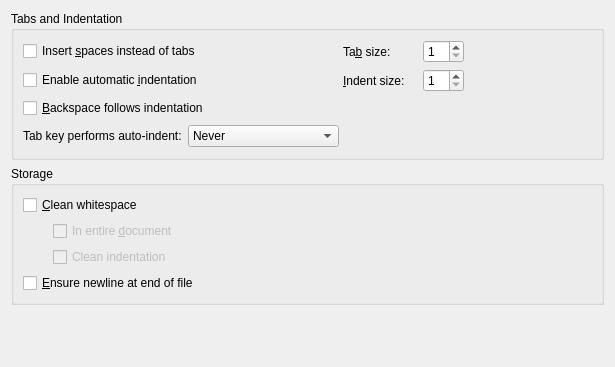
Before: the Qt Designer form src/plugins/texteditor/behaviorsettingspage.ui in qt-creator/qt-creator, drawn with Qt 5.
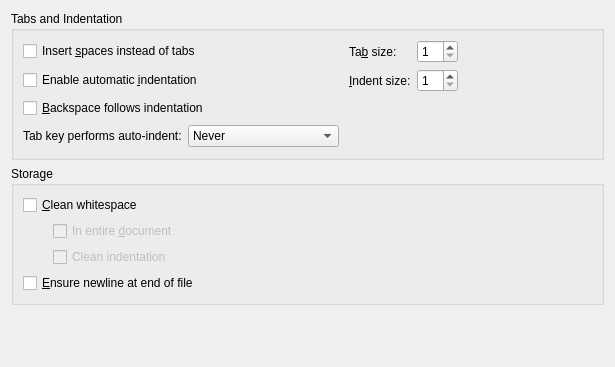
After: the same form once the commit is applied.

Commit message: Making sure that tabSize and indentSize spinboxes stay attached to their label. Less layout involved.

Diff of the .ui file:
```diff
--- a/src/plugins/texteditor/behaviorsettingspage.ui
+++ b/src/plugins/texteditor/behaviorsettingspage.ui
@@ -10,8 +10,181 @@
     <height>367</height>
    </rect>
   </property>
-  <layout class="QGridLayout" name="gridLayout_3">
-   <item row="1" column="0">
+  <layout class="QVBoxLayout" name="verticalLayout_2">
+   <item>
+    <widget class="QGroupBox" name="groupBoxTabAndIndentSettings">
+     <property name="title">
+      <string>Tabs and Indentation</string>
+     </property>
+     <layout class="QVBoxLayout" name="verticalLayout">
+      <item>
+       <layout class="QGridLayout" name="gridLayout">
+        <item row="0" column="0">
+         <widget class="QCheckBox" name="insertSpaces">
+          <property name="text">
+           <string>Insert &amp;spaces instead of tabs</string>
+          </property>
+         </widget>
+        </item>
+        <item row="1" column="0">
+         <widget class="QCheckBox" name="autoIndent">
+          <property name="text">
+           <string>Enable automatic &amp;indentation</string>
+          </property>
+         </widget>
+        </item>
+        <item row="2" column="0">
+         <widget class="QCheckBox" name="smartBackspace">
+          <property name="toolTip">
+           <string>Backspace will go back one indentation level instead of one space.</string>
+          </property>
+          <property name="text">
+           <string>&amp;Backspace follows indentation</string>
+          </property>
+         </widget>
+        </item>
+        <item row="0" column="2">
+         <widget class="QLabel" name="labelTabSize">
+          <property name="sizePolicy">
+           <sizepolicy hsizetype="Maximum" vsizetype="Preferred">
+            <horstretch>0</horstretch>
+            <verstretch>0</verstretch>
+           </sizepolicy>
+          </property>
+          <property name="text">
+           <string>Ta&amp;b size:</string>
+          </property>
+          <property name="buddy">
+           <cstring>tabSize</cstring>
+          </property>
+         </widget>
+        </item>
+        <item row="0" column="3">
+         <widget class="QSpinBox" name="tabSize">
+          <property name="sizePolicy">
+           <sizepolicy hsizetype="Maximum" vsizetype="Fixed">
+            <horstretch>0</horstretch>
+            <verstretch>0</verstretch>
+           </sizepolicy>
+          </property>
+          <property name="minimum">
+           <number>1</number>
+          </property>
+          <property name="maximum">
+           <number>20</number>
+          </property>
+         </widget>
+        </item>
+        <item row="1" column="2">
+         <widget class="QLabel" name="labelIndentSize">
+          <property name="sizePolicy">
+           <sizepolicy hsizetype="Maximum" vsizetype="Preferred">
+            <horstretch>0</horstretch>
+            <verstretch>0</verstretch>
+           </sizepolicy>
+          </property>
+          <property name="text">
+           <string>&amp;Indent size:</string>
+          </property>
+          <property name="buddy">
+           <cstring>indentSize</cstring>
+          </property>
+         </widget>
+        </item>
+        <item row="1" column="3">
+         <widget class="QSpinBox" name="indentSize">
+          <property name="sizePolicy">
+           <sizepolicy hsizetype="Maximum" vsizetype="Fixed">
+            <horstretch>0</horstretch>
+            <verstretch>0</verstretch>
+           </sizepolicy>
+          </property>
+          <property name="minimum">
+           <number>1</number>
+          </property>
+          <property name="maximum">
+           <number>20</number>
+          </property>
+         </widget>
+        </item>
+        <item row="0" column="1" rowspan="3">
+         <spacer name="horizontalSpacer">
+          <property name="orientation">
+           <enum>Qt::Horizontal</enum>
+          </property>
+          <property name="sizeHint" stdset="0">
+           <size>
+            <width>40</width>
+            <height>20</height>
+           </size>
+          </property>
+         </spacer>
+        </item>
+        <item row="0" column="4" rowspan="3">
+         <spacer name="horizontalSpacer_3">
+          <property name="orientation">
+           <enum>Qt::Horizontal</enum>
+          </property>
+          <property name="sizeHint" stdset="0">
+           <size>
+            <width>40</width>
+            <height>20</height>
+           </size>
+          </property>
+         </spacer>
+        </item>
+       </layout>
+      </item>
+      <item>
+       <layout class="QHBoxLayout" name="horizontalLayout">
+        <item>
+         <widget class="QLabel" name="label">
+          <property name="text">
+           <string>Tab key performs auto-indent:</string>
+          </property>
+         </widget>
+        </item>
+        <item>
+         <widget class="QComboBox" name="tabKeyBehavior">
+          <item>
+           <property name="text">
+            <string>Never</string>
+           </property>
+          </item>
+          <item>
+           <property name="text">
+            <string>Always</string>
+           </property>
+          </item>
+          <item>
+           <property name="text">
+            <string>In leading white space</string>
+           </property>
+          </item>
+         </widget>
+        </item>
+        <item>
+         <spacer name="horizontalSpacer_6">
+          <property name="orientation">
+           <enum>Qt::Horizontal</enum>
+          </property>
+          <property name="sizeType">
+           <enum>QSizePolicy::Expanding</enum>
+          </property>
+          <property name="sizeHint" stdset="0">
+           <size>
+            <width>31</width>
+            <height>24</height>
+           </size>
+          </property>
+         </spacer>
+        </item>
+       </layout>
+      </item>
+     </layout>
+    </widget>
+   </item>
+   <item>
     <widget class="QGroupBox" name="groupBoxStorageSettings">
      <property name="title">
       <string>Storage</string>
@@ -103,7 +276,7 @@
      </layout>
     </widget>
    </item>
-   <item row="2" column="0">
+   <item>
     <spacer name="verticalSpacer">
      <property name="orientation">
       <enum>Qt::Vertical</enum>
@@ -116,212 +289,6 @@
      </property>
     </spacer>
    </item>
-   <item row="0" column="0">
-    <widget class="QGroupBox" name="groupBoxTabAndIndentSettings">
-     <property name="title">
-      <string>Tabs and Indentation</string>
-     </property>
-     <layout class="QGridLayout" name="gridLayout">
-      <item row="0" column="0">
-       <widget class="QCheckBox" name="insertSpaces">
-        <property name="text">
-         <string>Insert &amp;spaces instead of tabs</string>
-        </property>
-       </widget>
-      </item>
-      <item row="0" column="1">
-       <spacer name="horizontalSpacer_5">
-        <property name="orientation">
-         <enum>Qt::Horizontal</enum>
-        </property>
-        <property name="sizeType">
-         <enum>QSizePolicy::Expanding</enum>
-        </property>
-        <property name="sizeHint" stdset="0">
-         <size>
-          <width>0</width>
-          <height>10</height>
-         </size>
-        </property>
-       </spacer>
-      </item>
-      <item row="0" column="2">
-       <layout class="QHBoxLayout" name="horizontalLayout_3">
-        <item>
-         <widget class="QLabel" name="labelTabSize">
-          <property name="sizePolicy">
-           <sizepolicy hsizetype="Maximum" vsizetype="Preferred">
-            <horstretch>0</horstretch>
-            <verstretch>0</verstretch>
-           </sizepolicy>
-          </property>
-          <property name="text">
-           <string>Ta&amp;b size:</string>
-          </property>
-          <property name="buddy">
-           <cstring>tabSize</cstring>
-          </property>
-         </widget>
-        </item>
-        <item>
-         <spacer name="horizontalSpacer_3">
-          <property name="orientation">
-           <enum>Qt::Horizontal</enum>
-          </property>
-          <property name="sizeHint" stdset="0">
-           <size>
-            <width>5</width>
-            <height>5</height>
-           </size>
-          </property>
-         </spacer>
-        </item>
-        <item>
-         <widget class="QSpinBox" name="tabSize">
-          <property name="sizePolicy">
-           <sizepolicy hsizetype="Maximum" vsizetype="Fixed">
-            <horstretch>0</horstretch>
-            <verstretch>0</verstretch>
-           </sizepolicy>
-          </property>
-          <property name="minimum">
-           <number>1</number>
-          </property>
-          <property name="maximum">
-           <number>20</number>
-          </property>
-         </widget>
-        </item>
-       </layout>
-      </item>
-      <item row="0" column="3">
-       <spacer name="horizontalSpacer">
-        <property name="orientation">
-         <enum>Qt::Horizontal</enum>
-        </property>
-        <property name="sizeHint" stdset="0">
-         <size>
-          <width>0</width>
-          <height>10</height>
-         </size>
-        </property>
-       </spacer>
-      </item>
-      <item row="1" column="0">
-       <widget class="QCheckBox" name="autoIndent">
-        <property name="text">
-         <string>Enable automatic &amp;indentation</string>
-        </property>
-       </widget>
-      </item>
-      <item row="1" column="2">
-       <layout class="QHBoxLayout" name="horizontalLayout_4">
-        <item>
-         <widget class="QLabel" name="labelIndentSize">
-          <property name="sizePolicy">
-           <sizepolicy hsizetype="Maximum" vsizetype="Preferred">
-            <horstretch>0</horstretch>
-            <verstretch>0</verstretch>
-           </sizepolicy>
-          </property>
-          <property name="text">
-           <string>&amp;Indent size:</string>
-          </property>
-          <property name="buddy">
-           <cstring>indentSize</cstring>
-          </property>
-         </widget>
-        </item>
-        <item>
-         <spacer name="horizontalSpacer_4">
-          <property name="orientation">
-           <enum>Qt::Horizontal</enum>
-          </property>
-          <property name="sizeHint" stdset="0">
-           <size>
-            <width>5</width>
-            <height>5</height>
-           </size>
-          </property>
-         </spacer>
-        </item>
-        <item>
-         <widget class="QSpinBox" name="indentSize">
-          <property name="sizePolicy">
-           <sizepolicy hsizetype="Maximum" vsizetype="Fixed">
-            <horstretch>0</horstretch>
-            <verstretch>0</verstretch>
-           </sizepolicy>
-          </property>
-          <property name="minimum">
-           <number>1</number>
-          </property>
-          <property name="maximum">
-           <number>20</number>
-          </property>
-         </widget>
-        </item>
-       </layout>
-      </item>
-      <item row="2" column="0">
-       <widget class="QCheckBox" name="smartBackspace">
-        <property name="toolTip">
-         <string>Backspace will go back one indentation level instead of one space.</string>
-        </property>
-        <property name="text">
-         <string>&amp;Backspace follows indentation</string>
-        </property>
-       </widget>
-      </item>
-      <item row="3" column="0" colspan="4">
-       <layout class="QHBoxLayout" name="horizontalLayout">
-        <item>
-         <widget class="QLabel" name="label">
-          <property name="text">
-           <string>Tab key performs auto-indent:</string>
-          </property>
-         </widget>
-        </item>
-        <item>
-         <widget class="QComboBox" name="tabKeyBehavior">
-          <item>
-           <property name="text">
-            <string>Never</string>
-           </property>
-          </item>
-          <item>
-           <property name="text">
-            <string>Always</string>
-           </property>
-          </item>
-          <item>
-           <property name="text">
-            <string>In leading white space</string>
-           </property>
-          </item>
-         </widget>
-        </item>
-        <item>
-         <spacer name="horizontalSpacer_6">
-          <property name="orientation">
-           <enum>Qt::Horizontal</enum>
-          </property>
-          <property name="sizeType">
-           <enum>QSizePolicy::Expanding</enum>
-          </property>
-          <property name="sizeHint" stdset="0">
-           <size>
-            <width>31</width>
-            <height>24</height>
-           </size>
-          </property>
-         </spacer>
-        </item>
-       </layout>
-      </item>
-     </layout>
-    </widget>
-   </item>
   </layout>
  </widget>
  <resources/>
```
Left out of the diff: 12 changed lines with no effect on the pictures.
